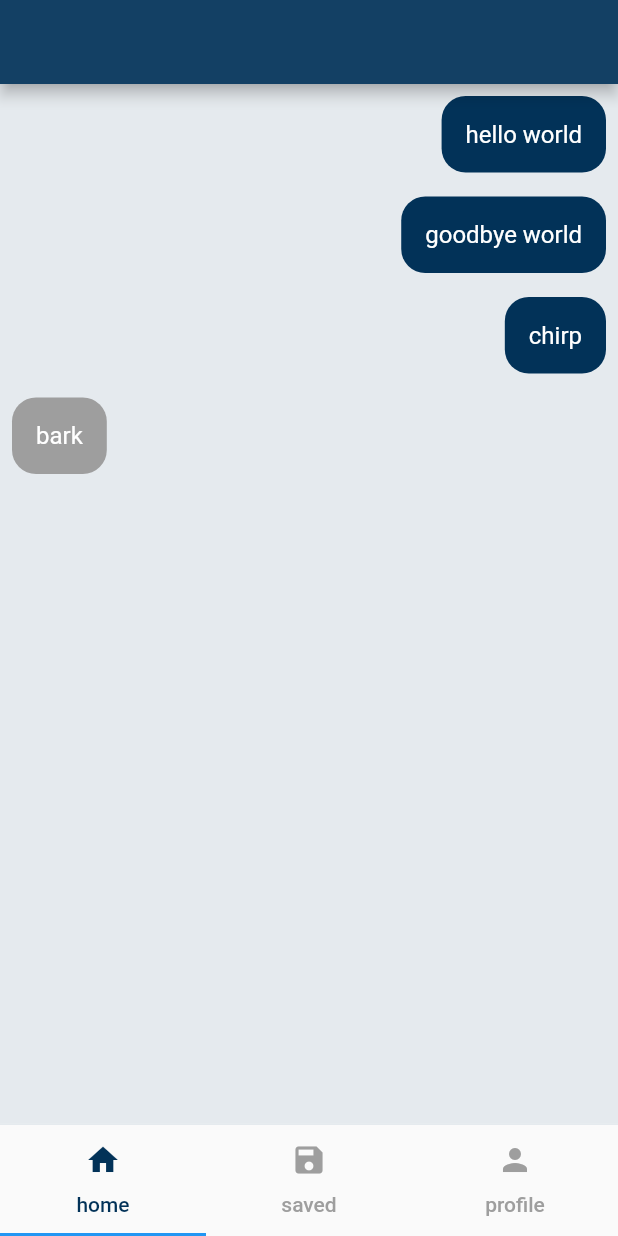
After one commit to mbulling/chirp, a Flutter app: the screen it shows after launch, on a phone screen of 412 x 824 dp. The commit adds this screen. Run offline on Flutter 3.47's test engine with Material 2 defaults, Android fonts, the phone set to English and light mode, and no system bars; our stand-ins replace geocoding, geolocator.

Commit message:
Implemnt basic message UI

```diff
--- a/lib/home_page.dart
+++ b/lib/home_page.dart
@@ -1,6 +1,8 @@
 import 'package:flutter/material.dart';
 import 'package:geolocator/geolocator.dart';
 import 'package:geocoding/geocoding.dart';
+import 'message_view.dart';
+import 'shared_structs.dart';
 
 class HomePage extends StatefulWidget {
   const HomePage({Key? key}) : super(key: key);
@@ -58,18 +60,16 @@ class _HomePageState extends State<HomePage> {
   @override
   Widget build(BuildContext context) {
     return Scaffold(
-      appBar: AppBar(
-        title: Text(_locationName),
-        backgroundColor: Color.fromARGB(255, 19, 64, 100),
-      ),
-      body: Center(
-        child: Text(
-          _locationText,
-          style: TextStyle(fontSize: 20),
-          textAlign: TextAlign.center,
+        appBar: AppBar(
+          title: Text(_locationName),
+          backgroundColor: Color.fromARGB(255, 19, 64, 100),
         ),
-      ),
-    );
+        body: Center(
+          child: MessageView(messages: [
+            Message(id: "", author: "me", time: "now", content: "s")
+          ]),
+        ),
+        backgroundColor: Color(0xFFe5eaee));
   }
 }
 
--- a/lib/main.dart
+++ b/lib/main.dart
@@ -28,13 +28,13 @@ class MyApp extends StatelessWidget {
             decoration: BoxDecoration(
               border: Border(
                 top: BorderSide(
-                  color: Colors.grey.shade300,
+                  color: Color(0xFFe5eaee),
                   width: 1,
                 ),
               ),
             ),
             child: TabBar(
-              labelColor: Color.fromARGB(255, 2, 50, 88),
+              labelColor: Color(0xFF023258),
               unselectedLabelColor: Colors.grey,
               tabs: [
                 Tab(
--- /dev/null
+++ b/lib/message_view.dart
@@ -0,0 +1,64 @@
+import 'package:flutter/material.dart';
+import 'shared_structs.dart';
+
+class MessageView extends StatefulWidget {
+  final List<Message> messages;
+
+  MessageView({Key? key, required this.messages}) : super(key: key);
+
+  @override
+  _MessageViewState createState() => _MessageViewState();
+}
+
+class _MessageViewState extends State<MessageView> {
+  List<Message> messages = [
+    Message(id: "", author: "me", time: "now", content: "hello world"),
+    Message(id: "", author: "me", time: "now", content: "goodbye world"),
+    Message(id: "", author: "me", time: "now", content: "chirp"),
+    Message(id: "", author: "mason", time: "now", content: "bark")
+  ];
+
+  @override
+  Widget build(BuildContext context) {
+    return Scaffold(
+      backgroundColor: Color(0xFFe5eaee),
+      body: Column(
+        children: <Widget>[
+          Expanded(
+            child: ListView.builder(
+              itemCount: messages.length,
+              itemBuilder: (BuildContext context, int index) {
+                return Padding(
+                  padding: EdgeInsets.all(8.0),
+                  child: Align(
+                    alignment: messages[index].author == 'me'
+                        ? Alignment.centerRight
+                        : Alignment.centerLeft,
+                    child: Container(
+                      padding: EdgeInsets.all(16.0),
+                      decoration: BoxDecoration(
+                        color: messages[index].author == 'me'
+                            ? Color(
+                                0xFF023258) // Set your sent message background color
+                            : Colors
+                                .grey, // Set your received message background color
+                        borderRadius: BorderRadius.circular(16.0),
+                      ),
+                      child: Text(
+                        messages[index].content,
+                        style: TextStyle(
+                          fontSize: 16.0,
+                          color: Colors.white, // Set your message text color
+                        ),
+                      ),
+                    ),
+                  ),
+                );
+              },
+            ),
+          ),
+        ],
+      ),
+    );
+  }
+}
--- a/lib/saved_page.dart
+++ b/lib/saved_page.dart
@@ -11,6 +11,7 @@ class _SavedRegionsPageState extends State<SavedRegionsPage> {
   @override
   Widget build(BuildContext context) {
     return Scaffold(
+      backgroundColor: Color(0xFFe5eaee),
       appBar: AppBar(
         title: Text('regions'),
         backgroundColor: Color.fromARGB(255, 19, 64, 100),
--- /dev/null
+++ b/lib/shared_structs.dart
@@ -0,0 +1,14 @@
+import 'package:meta/meta.dart';
+
+class Message {
+  String id;
+  String content;
+  String time;
+  String author;
+
+  Message(
+      {required this.id,
+      required this.content,
+      required this.time,
+      required this.author});
+}
--- a/lib/user_profile.dart
+++ b/lib/user_profile.dart
@@ -21,6 +21,7 @@ class _UserProfilePageState extends State<UserProfilePage> {
   @override
   Widget build(BuildContext context) {
     return Scaffold(
+      backgroundColor: Color(0xFFe5eaee),
       appBar: AppBar(
         title: Text('profile'),
         backgroundColor: Color.fromARGB(255, 19, 64, 100),
```
Also changed, not shown: 1 other file.
